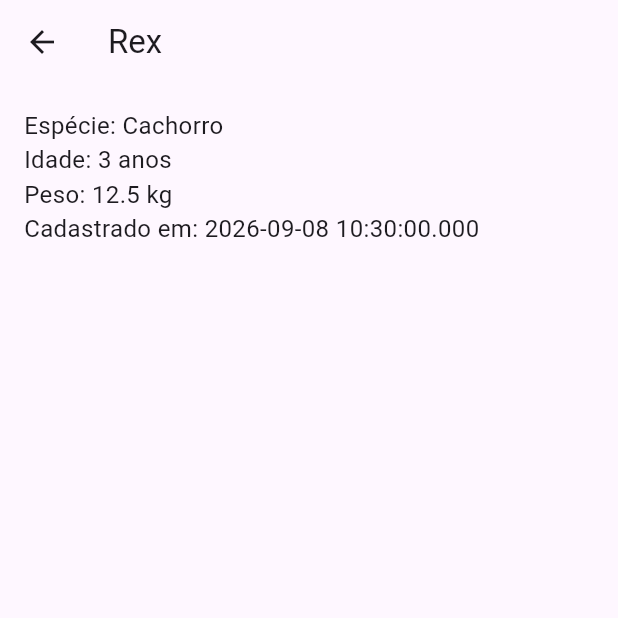
After one commit to SergioMonich/poo-vet, a Flutter app: the screen it shows after launch, after a tap on "Rex", on a phone screen of 412 x 824 dp, the top half of it. The commit adds this screen. Run offline on Flutter 3.47's test engine with Material 3 defaults, Android fonts, the phone set to English and light mode, and no system bars.

Commit message:
exercicio 8 concluido

```diff
--- /dev/null
+++ b/parte2flutter/lib/screens/detalhe_page.dart
@@ -0,0 +1,58 @@
+import 'package:flutter/material.dart';
+import '../models/animal.dart';
+import '../models/animal_internado.dart';
+
+class DetalhePage extends StatelessWidget {
+
+  final Animal animal;
+
+  const DetalhePage({
+
+    super.key,
+    required this.animal
+
+  });
+
+  @override
+  Widget build(BuildContext context) {
+
+    return Scaffold(
+
+      appBar: AppBar(
+
+        title: Text(animal.nome),
+
+      ),
+
+      body: Padding(
+
+        padding: const EdgeInsets.all(16),
+        child: Column(
+
+          crossAxisAlignment: CrossAxisAlignment.start,
+          children: [
+
+            Text('Espécie: ${animal.especie}', style: const TextStyle(fontSize: 16)),
+            Text('Idade: ${animal.idade} anos', style: const TextStyle(fontSize: 16)),
+            Text('Peso: ${animal.peso} kg', style: const TextStyle(fontSize: 16)),
+            Text('Cadastrado em: ${animal.dataCadastro}', style: const TextStyle(fontSize: 16)),
+
+            if (animal is AnimalInternado)
+              Text(
+
+                'Internado na baia: ${(animal as AnimalInternado).baia}',
+                style: const TextStyle(fontSize: 16, fontWeight: FontWeight.bold),
+
+              ),
+
+          ],
+
+        ),
+
+      ),
+
+    );
+
+  }
+
+}
--- a/parte2flutter/lib/screens/widgets/cartao_animal.dart
+++ b/parte2flutter/lib/screens/widgets/cartao_animal.dart
@@ -1,21 +1,33 @@
 import 'package:flutter/material.dart';
 import '../../models/animal.dart';
+import '../detalhe_page.dart';
 
 class CartaoAnimal extends StatelessWidget {
 
   final Animal animal;
 
-  const CartaoAnimal({
-
-    super.key,
-    required this.animal
-
-  });
+  const CartaoAnimal({super.key, required this.animal});
 
   @override
   Widget build(BuildContext context) {
 
-    return Container(
+    return InkWell(
+
+      onTap: () {
+
+        Navigator.of(context).push(
+
+          MaterialPageRoute(
+
+            builder: (context) => DetalhePage(animal: animal),
+
+          ),
+
+        );
+
+      },
+
+      child: Container(
 
         margin: const EdgeInsets.symmetric(horizontal: 16, vertical: 8),
         padding: const EdgeInsets.all(12),
@@ -49,6 +61,8 @@ class CartaoAnimal extends StatelessWidget {
 
         ),
 
+      ),
+
     );
 
   }
```
Also changed, not shown: 1 other file. Lines whose indentation alone changed are shown as unchanged.
